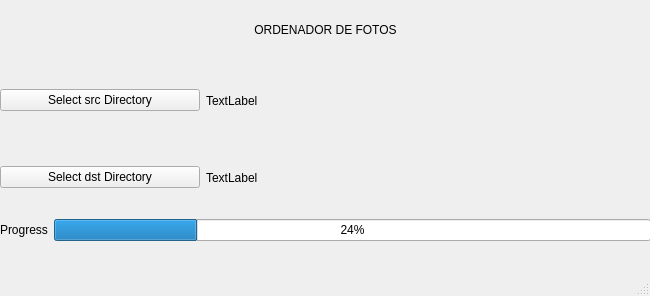
Qt form SorterWindow.ui (MateMar04/Pic_Sorter) before a commit.
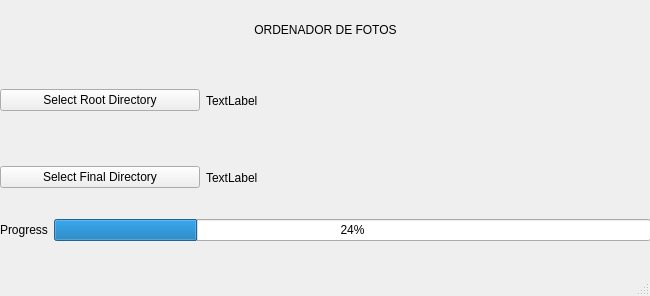
The same form after that commit.

Commit message: whatsapp images sorting

What changed in the file:
```diff
--- a/SorterWindow.ui
+++ b/SorterWindow.ui
@@ -64,7 +64,7 @@
               </size>
              </property>
              <property name="text">
-              <string>Select src Directory</string>
+                                                        <string>Select Root Directory</string>
              </property>
             </widget>
            </item>
@@ -90,7 +90,7 @@
             </size>
            </property>
            <property name="text">
-            <string>Select dst Directory</string>
+                                                <string>Select Final Directory</string>
            </property>
           </widget>
          </item>
```
Left out of the diff: 8 changed lines with no effect on the pictures. Lines whose indentation alone changed are shown as unchanged. The commit also changes 2 other files.
